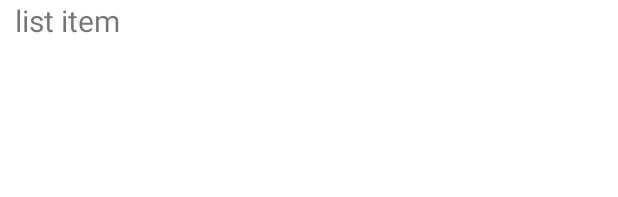
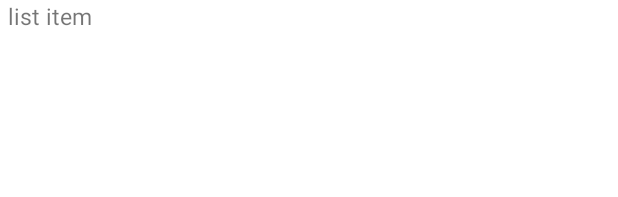
Before and after one commit to JavaAppsJM/appItemBord, an Android app: the layout list_simple_item.xml on its own in the app's theme, with its tools: preview values and no code run, on a phone screen of 412 x 824 dp. Shown: the top 197 px of the screen. Run offline under Robolectric (Android 15) with nearby library versions, the phone set to English and light mode, and no system bars.

Commit message:
list_simple_item.xml afgestemd op list_twoline_item ; list_logboek en list_prioirt vervangen dr list_two_item ; styles opgekuisd in TextItemListAdapter

```diff
--- a/src/main/java/be/hvwebsites/itembord/adapters/LogboekItemListAdapter.java
+++ b/src/main/java/be/hvwebsites/itembord/adapters/LogboekItemListAdapter.java
@@ -89,7 +89,8 @@ public class LogboekItemListAdapter extends RecyclerView.Adapter<LogboekItemList
                             R.color.orange));
                     break;
                 case SpecificData.STYLE_GREEN:
-                    holder.textItemViewLine1.setTextColor(colores.getColor(R.color.green, null));
+                    holder.textItemViewLine1.setTextColor(ContextCompat.getColor(mContext,
+                            R.color.green));
                     break;
                 default:
             }
--- a/src/main/res/layout/activity_logboek.xml
+++ b/src/main/res/layout/activity_logboek.xml
@@ -69,7 +69,7 @@
         app:layout_constraintEnd_toEndOf="parent"
         app:layout_constraintStart_toStartOf="parent"
         app:layout_constraintTop_toBottomOf="@+id/labelLogBoekOitem"
-        tools:listitem="@layout/list_logboek_item"
+        tools:listitem="@layout/list_twoline_item"
         android:layout_marginRight="8dp" />
 
 <!--
--- a/src/main/res/layout/activity_main.xml
+++ b/src/main/res/layout/activity_main.xml
@@ -15,6 +15,6 @@
         app:layout_constraintEnd_toEndOf="parent"
         app:layout_constraintStart_toStartOf="parent"
         app:layout_constraintTop_toTopOf="parent"
-        tools:listitem="@layout/list_TwoLine_item" />
+        tools:listitem="@layout/list_twoline_item" />
 
 </androidx.constraintlayout.widget.ConstraintLayout>
--- a/src/main/res/layout/list_simple_item.xml
+++ b/src/main/res/layout/list_simple_item.xml
@@ -9,12 +9,13 @@
         android:id="@+id/simple_item"
         android:layout_width="match_parent"
         android:layout_height="wrap_content"
-        android:layout_marginStart="10dp"
+        android:layout_marginStart="5dp"
         android:layout_marginEnd="8dp"
-        android:textSize="20sp"
+        android:layout_marginBottom="5dp"
+        android:textSize="15sp"
         app:layout_constraintStart_toStartOf="parent"
         tools:text="list item"
-        android:layout_marginLeft="10dp"
+        android:layout_marginLeft="5dp"
         android:layout_marginRight="8dp" />
 
 </android.widget.LinearLayout>
```
Also changed, not shown: src/main/java/be/hvwebsites/itembord/adapters/TextItemListAdapter.java (+5 -5 lines).
